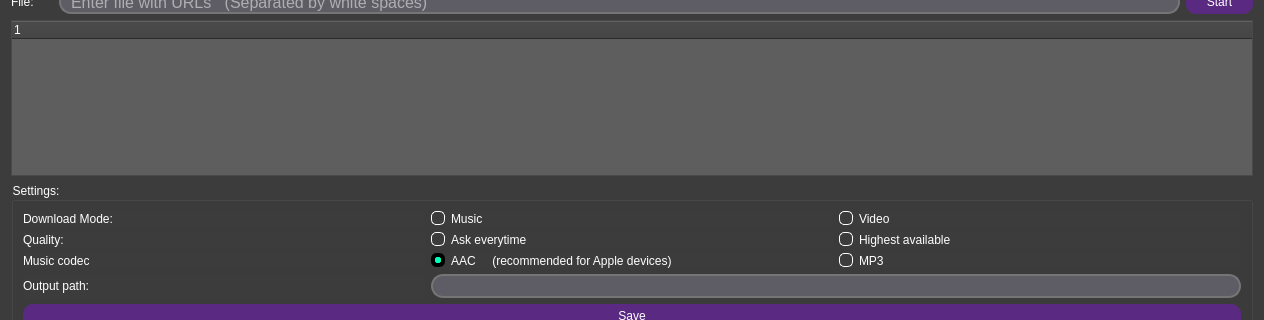
This is ui_files/VidFetch.ui in EchterAlsFake/VidFetch as Qt 5 draws it before an edit; both pictures show x 0 to 1264 and y 81 to 401 of the 1264 by 528 pixel window. The edited form follows.
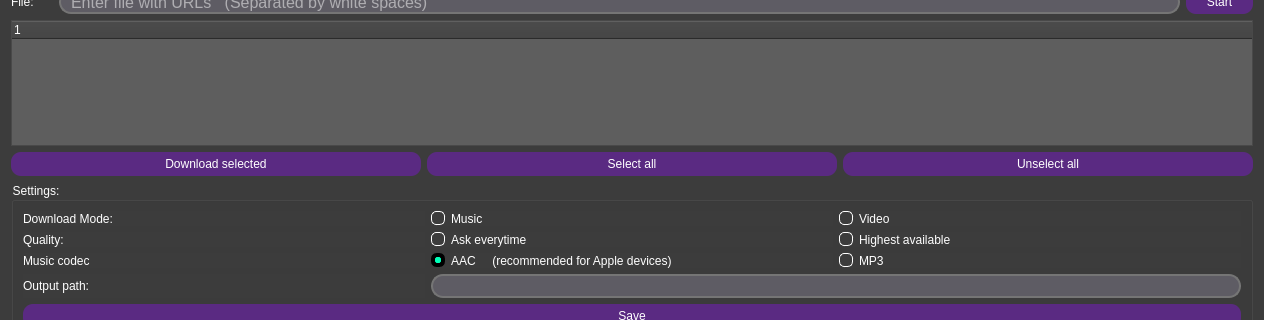
This is the edited form.

```diff
--- a/ui_files/VidFetch.ui
+++ b/ui_files/VidFetch.ui
@@ -197,6 +197,8 @@
     </layout>
    </item>
    <item row="1" column="0">
+    <layout class="QVBoxLayout" name="verticalLayout">
+     <item>
     <widget class="QTreeWidget" name="tree_widget">
      <property name="styleSheet">
       <string notr="true"/>
@@ -207,6 +209,33 @@
       </property>
      </column>
     </widget>
+     </item>
+     <item>
+      <layout class="QHBoxLayout" name="horizontalLayout">
+       <item>
+        <widget class="QPushButton" name="button_download_tree_widget">
+         <property name="text">
+          <string>Download selected</string>
+         </property>
+        </widget>
+       </item>
+       <item>
+        <widget class="QPushButton" name="download_select_all">
+         <property name="text">
+          <string>Select all</string>
+         </property>
+        </widget>
+       </item>
+       <item>
+        <widget class="QPushButton" name="download_unselect_all">
+         <property name="text">
+          <string>Unselect all</string>
+         </property>
+        </widget>
+       </item>
+      </layout>
+     </item>
+    </layout>
    </item>
    <item row="2" column="0">
     <widget class="QGroupBox" name="groupbox_settings">
```
Lines whose indentation alone changed are shown as unchanged.
